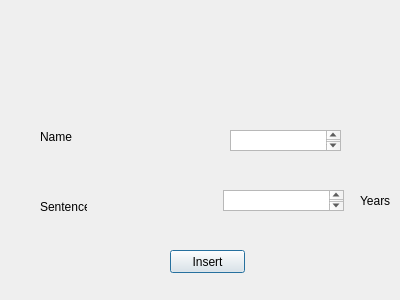
Above: AddRecord_UI.ui from AmirQadir/PrisonManagementSystem before the change. Below: the same form after it.
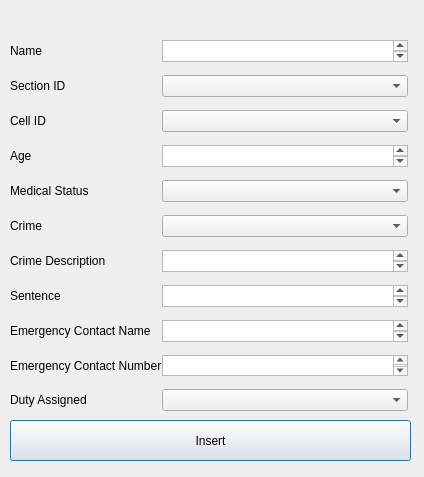
That is the form after the change.

Patch:
```diff
--- a/AddRecord_UI.ui
+++ b/AddRecord_UI.ui
@@ -6,85 +6,167 @@
    <rect>
     <x>0</x>
     <y>0</y>
-    <width>400</width>
-    <height>300</height>
+    <width>424</width>
+    <height>477</height>
    </rect>
   </property>
   <property name="windowTitle">
    <string>Dialog</string>
   </property>
-  <widget class="QTextEdit" name="textEdit_2">
-   <property name="geometry">
-    <rect>
-     <x>230</x>
-     <y>130</y>
-     <width>111</width>
-     <height>21</height>
-    </rect>
-   </property>
-  </widget>
-  <widget class="QTextEdit" name="textEdit_3">
-   <property name="geometry">
-    <rect>
-     <x>223</x>
-     <y>190</y>
-     <width>121</width>
-     <height>21</height>
-    </rect>
-   </property>
-  </widget>
-  <widget class="QLabel" name="label_2">
-   <property name="geometry">
-    <rect>
-     <x>40</x>
-     <y>130</y>
-     <width>47</width>
-     <height>13</height>
-    </rect>
-   </property>
-   <property name="text">
-    <string>Name</string>
-   </property>
-  </widget>
-  <widget class="QLabel" name="label_3">
-   <property name="geometry">
-    <rect>
-     <x>40</x>
-     <y>200</y>
-     <width>47</width>
-     <height>13</height>
-    </rect>
-   </property>
-   <property name="text">
-    <string>Sentence</string>
-   </property>
-  </widget>
-  <widget class="QLabel" name="label_4">
-   <property name="geometry">
-    <rect>
-     <x>360</x>
-     <y>190</y>
-     <width>47</width>
-     <height>21</height>
-    </rect>
-   </property>
-   <property name="text">
-    <string>Years</string>
-   </property>
-  </widget>
   <widget class="QPushButton" name="pushButton">
    <property name="geometry">
     <rect>
-     <x>170</x>
-     <y>250</y>
-     <width>75</width>
-     <height>23</height>
+     <x>10</x>
+     <y>420</y>
+     <width>401</width>
+     <height>41</height>
     </rect>
    </property>
    <property name="text">
     <string>Insert</string>
    </property>
   </widget>
+  <widget class="QWidget" name="formLayoutWidget">
+   <property name="geometry">
+    <rect>
+     <x>10</x>
+     <y>40</y>
+     <width>398</width>
+     <height>371</height>
+    </rect>
+   </property>
+   <layout class="QFormLayout" name="formLayout">
+    <property name="labelAlignment">
+     <set>Qt::AlignLeading|Qt::AlignLeft|Qt::AlignVCenter</set>
+    </property>
+    <property name="formAlignment">
+     <set>Qt::AlignLeading|Qt::AlignLeft|Qt::AlignTop</set>
+    </property>
+    <property name="horizontalSpacing">
+     <number>0</number>
+    </property>
+    <property name="verticalSpacing">
+     <number>13</number>
+    </property>
+    <item row="0" column="0">
+     <widget class="QLabel" name="label_2">
+      <property name="text">
+       <string>Name</string>
+      </property>
+     </widget>
+    </item>
+    <item row="0" column="1">
+     <widget class="QTextEdit" name="textEdit">
+      <property name="sizePolicy">
+       <sizepolicy hsizetype="Expanding" vsizetype="Expanding">
+        <horstretch>0</horstretch>
+        <verstretch>0</verstretch>
+       </sizepolicy>
+      </property>
+     </widget>
+    </item>
+    <item row="1" column="0">
+     <widget class="QLabel" name="label_4">
+      <property name="text">
+       <string>Section ID</string>
+      </property>
+     </widget>
+    </item>
+    <item row="1" column="1">
+     <widget class="QComboBox" name="comboBox"/>
+    </item>
+    <item row="2" column="0">
+     <widget class="QLabel" name="label_5">
+      <property name="text">
+       <string>Cell ID</string>
+      </property>
+     </widget>
+    </item>
+    <item row="2" column="1">
+     <widget class="QComboBox" name="comboBox_2"/>
+    </item>
+    <item row="3" column="0">
+     <widget class="QLabel" name="label_6">
+      <property name="text">
+       <string>Age</string>
+      </property>
+     </widget>
+    </item>
+    <item row="3" column="1">
+     <widget class="QTextEdit" name="textEdit_4"/>
+    </item>
+    <item row="4" column="0">
+     <widget class="QLabel" name="label_7">
+      <property name="text">
+       <string>Medical Status</string>
+      </property>
+     </widget>
+    </item>
+    <item row="4" column="1">
+     <widget class="QComboBox" name="comboBox_3"/>
+    </item>
+    <item row="5" column="0">
+     <widget class="QLabel" name="label_8">
+      <property name="text">
+       <string>Crime</string>
+      </property>
+     </widget>
+    </item>
+    <item row="5" column="1">
+     <widget class="QComboBox" name="comboBox_4"/>
+    </item>
+    <item row="6" column="0">
+     <widget class="QLabel" name="label_9">
+      <property name="text">
+       <string>Crime Description</string>
+      </property>
+     </widget>
+    </item>
+    <item row="6" column="1">
+     <widget class="QTextEdit" name="textEdit_5"/>
+    </item>
+    <item row="7" column="0">
+     <widget class="QLabel" name="label_3">
+      <property name="text">
+       <string>Sentence</string>
+      </property>
+     </widget>
+    </item>
+    <item row="7" column="1">
+     <widget class="QTextEdit" name="textEdit_3"/>
+    </item>
+    <item row="8" column="0">
+     <widget class="QLabel" name="label_11">
+      <property name="text">
+       <string>Emergency Contact Name</string>
+      </property>
+     </widget>
+    </item>
+    <item row="8" column="1">
+     <widget class="QTextEdit" name="textEdit_6"/>
+    </item>
+    <item row="9" column="0">
+     <widget class="QLabel" name="label_10">
+      <property name="text">
+       <string>Emergency Contact Number</string>
+      </property>
+     </widget>
+    </item>
+    <item row="9" column="1">
+     <widget class="QTextEdit" name="textEdit_7"/>
+    </item>
+    <item row="10" column="0">
+     <widget class="QLabel" name="label_12">
+      <property name="text">
+       <string>Duty Assigned</string>
+      </property>
+     </widget>
+    </item>
+    <item row="10" column="1">
+     <widget class="QComboBox" name="comboBox_5"/>
+    </item>
+   </layout>
+  </widget>
  </widget>
  <resources/>
  <connections/>
```
